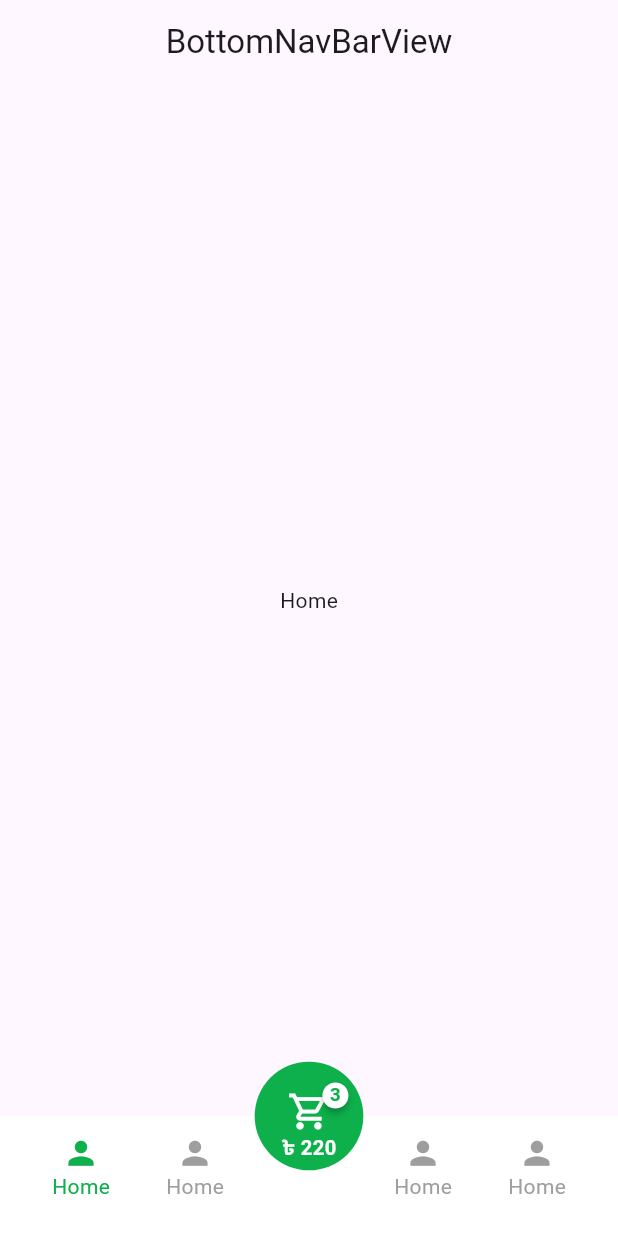
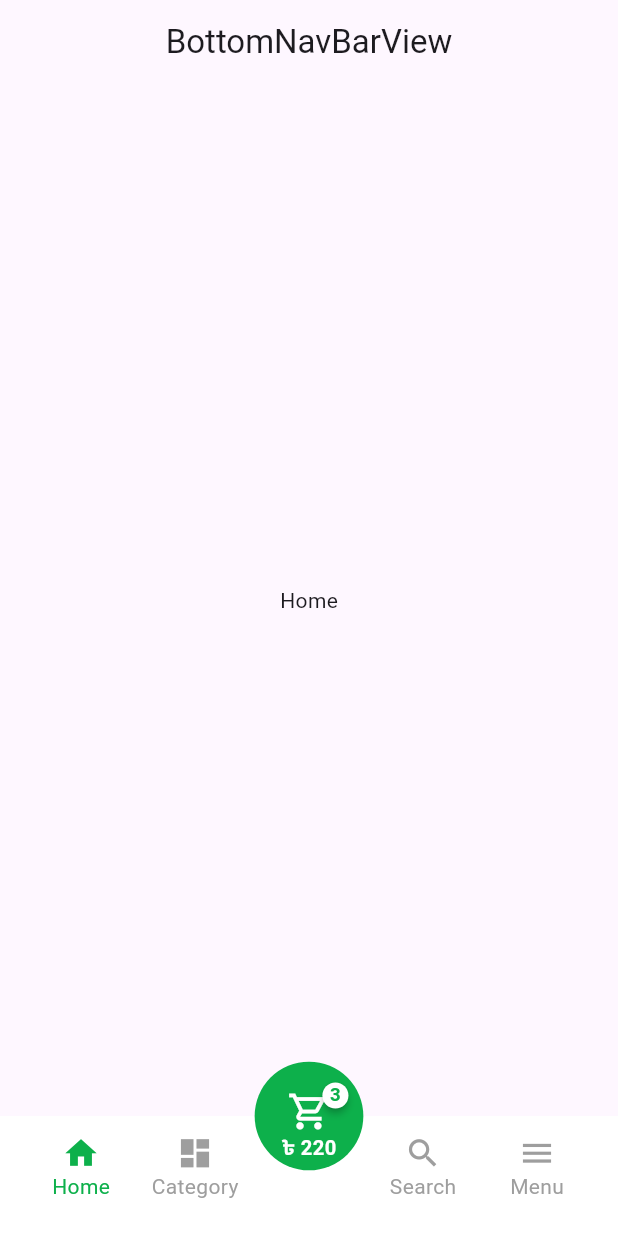
Before and after one commit to Sohag-84/Getx-State-Mangement, a Flutter app: the screen it shows after launch, on a phone screen of 412 x 824 dp. Run offline on Flutter 3.47's test engine with Material 3 defaults, Android fonts, the light colour scheme and no system bars; drawn by our look-alikes of badges; our stand-ins replace flutter_screenutil, get.

Commit message:
change bottom nav icon

```diff
--- a/e_commerce/lib/app/modules/bottom_nav_bar/views/bottom_nav_bar_view.dart
+++ b/e_commerce/lib/app/modules/bottom_nav_bar/views/bottom_nav_bar_view.dart
@@ -84,50 +84,58 @@ class BottomNavBarView extends GetView<BottomNavBarController> {
           return Row(
             mainAxisAlignment: MainAxisAlignment.spaceBetween,
             children: [
+              //home
               Expanded(
                 flex: 1,
                 child: navbarIcon(
                   onTap: () {
                     controller.onItemTapped(index: 0);
                   },
+                  icon: Icons.home_sharp,
                   label: home,
                   color: controller.currentIndex == 0
                       ? AppColors.pirmaryColor
                       : AppColors.greyColor,
                 ),
               ),
+              //category
               Expanded(
                 flex: 1,
                 child: navbarIcon(
                   onTap: () {
                     controller.onItemTapped(index: 1);
                   },
-                  label: home,
+                  icon: Icons.dashboard,
+                  label: category,
                   color: controller.currentIndex == 1
                       ? AppColors.pirmaryColor
                       : AppColors.greyColor,
                 ),
               ),
               Expanded(flex: 1, child: Container()),
+              //search
               Expanded(
                 flex: 1,
                 child: navbarIcon(
                   onTap: () {
                     controller.onItemTapped(index: 2);
                   },
-                  label: home,
+                  icon: Icons.search,
+                  label: search,
                   color: controller.currentIndex == 2
                       ? AppColors.pirmaryColor
                       : AppColors.greyColor,
                 ),
               ),
+              //menu
               Expanded(
                 flex: 1,
                 child: navbarIcon(
                   onTap: () {
                     controller.onItemTapped(index: 3);
                   },
-                  label: home,
+                  icon: Icons.menu,
+                  label: menu,
                   color: controller.currentIndex == 3
                       ? AppColors.pirmaryColor
                       : AppColors.greyColor,
@@ -145,6 +153,7 @@ class BottomNavBarView extends GetView<BottomNavBarController> {
 
   InkWell navbarIcon({
     required VoidCallback onTap,
+    required IconData icon,
     required String label,
     required Color color,
   }) {
@@ -153,7 +162,7 @@ class BottomNavBarView extends GetView<BottomNavBarController> {
       child: Column(
         children: [
           Icon(
-            Icons.person,
+            icon,
             size: 25,
             color: color,
           ),
```
